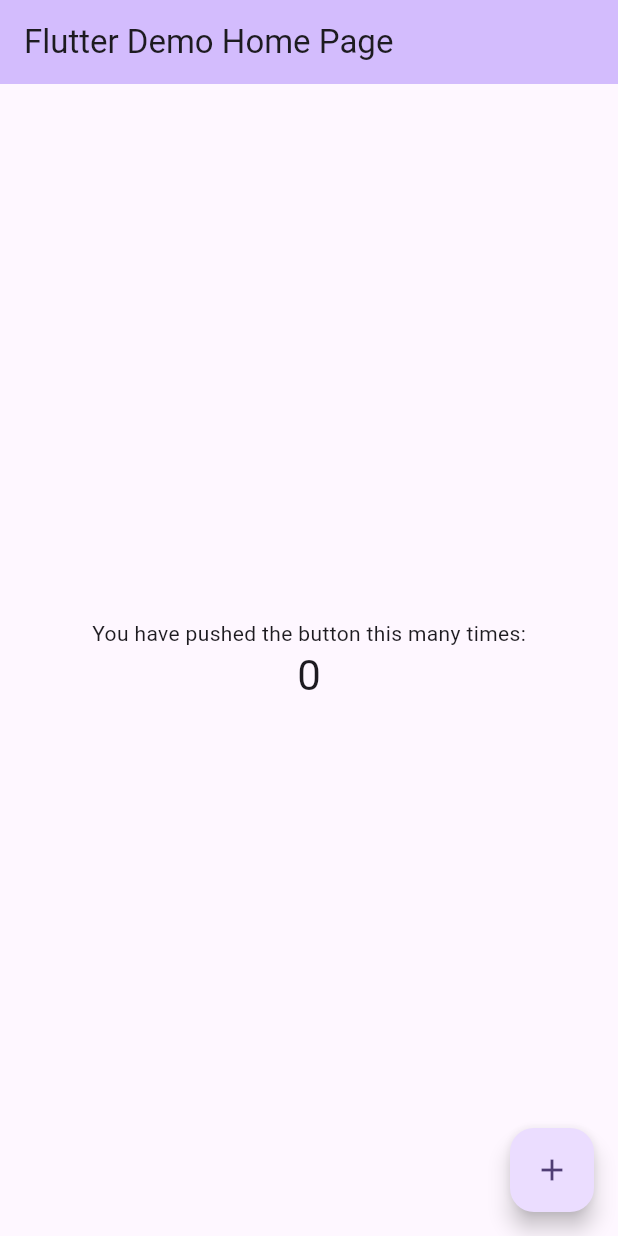
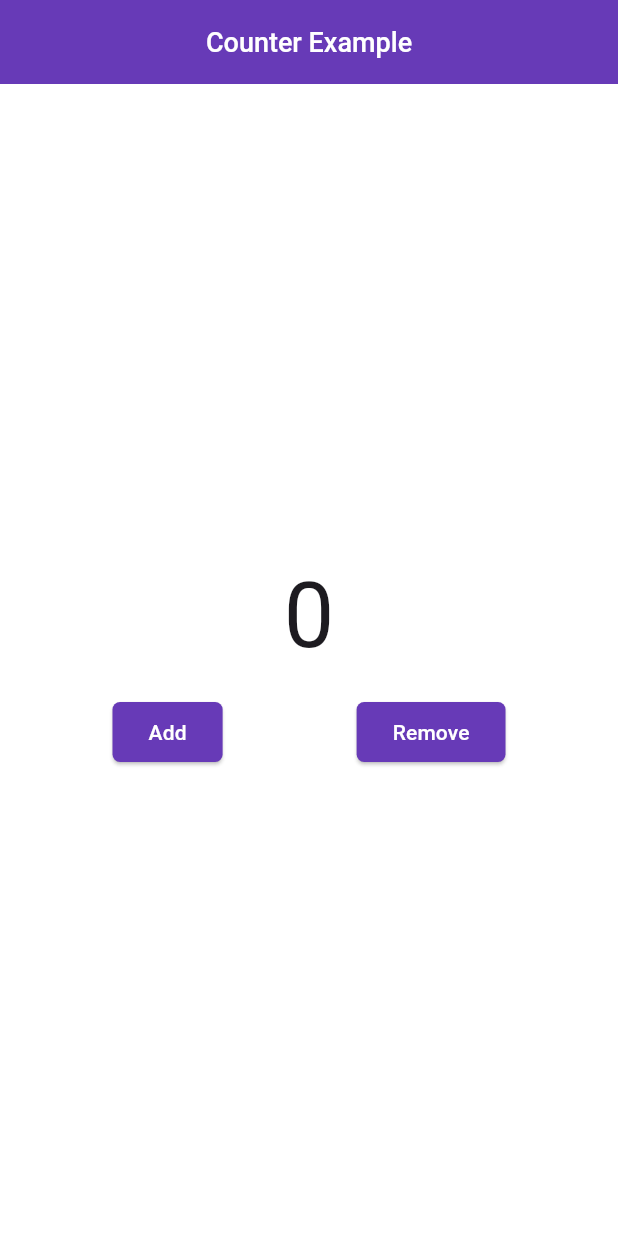
Before and after one commit to haris-afaq/Bloc_State_Management_Practice, a Flutter app: the screen it shows after launch, on a phone screen of 412 x 824 dp. Run offline on Flutter 3.47's test engine with Material 3 defaults, Android fonts, the light colour scheme and no system bars; our stand-ins replace bloc, equatable, flutter_bloc.

Commit message:
"Counter Example"

```diff
--- /dev/null
+++ b/lib/bloc/counter/counter_bloc.dart
@@ -0,0 +1,26 @@
+import 'package:bloc/bloc.dart';
+import 'package:block_practices/bloc/counter/counter_events.dart';
+import 'package:block_practices/bloc/counter/counter_states.dart';
+
+class CounterBloc extends Bloc<CounterEvents, CounterStates> {
+  //Constructor of COunterBloc
+  CounterBloc() : super(CounterStates()) {
+    on<IncreamentCounter>(_increamentCounter);
+    on<DecreamentCounter>(_decreamentCounter);
+  }
+
+  void _increamentCounter(
+    IncreamentCounter event,
+    Emitter<CounterStates> emit,
+  ) {
+    //Emit work as a setState
+    emit(state.copyWith(counter: state.counter + 1));
+  }
+
+  void _decreamentCounter(
+    DecreamentCounter event,
+    Emitter<CounterStates> emit,
+  ) {
+    emit(state.copyWith(counter: state.counter - 1));
+  }
+}
--- /dev/null
+++ b/lib/bloc/counter/counter_events.dart
@@ -0,0 +1,16 @@
+import 'package:equatable/equatable.dart';
+
+abstract class CounterEvents extends Equatable {
+  //Constructor of CcunterEvents
+  const CounterEvents();
+
+  // Override method
+  @override
+  List<Object> get props => [];
+}
+
+// Events of CounterEvents class
+
+class IncreamentCounter extends CounterEvents {}
+
+class DecreamentCounter extends CounterEvents {}
--- /dev/null
+++ b/lib/bloc/counter/counter_states.dart
@@ -0,0 +1,20 @@
+import 'package:equatable/equatable.dart';
+
+class CounterStates extends Equatable {
+  final int counter;
+
+  const CounterStates({
+    //Initially the value of counter will be 0
+    this.counter = 0,
+  });
+
+  // copy with method ju keh new instance create karega
+
+  CounterStates copyWith({int? counter}) {
+    return CounterStates(counter: counter ?? this.counter);
+  }
+
+  //Override method and pass all the variables of the class to list of object
+  @override
+  List<Object> get props => [counter];
+}
--- a/lib/main.dart
+++ b/lib/main.dart
@@ -1,4 +1,7 @@
+import 'package:block_practices/bloc/counter/counter_bloc.dart';
+import 'package:block_practices/view/counter_app_screen.dart';
 import 'package:flutter/material.dart';
+import 'package:flutter_bloc/flutter_bloc.dart';
 
 void main() {
   runApp(const MyApp());
@@ -7,116 +10,18 @@ void main() {
 class MyApp extends StatelessWidget {
   const MyApp({super.key});
 
-  // This widget is the root of your application.
   @override
   Widget build(BuildContext context) {
-    return MaterialApp(
-      title: 'Flutter Demo',
-      theme: ThemeData(
-        // This is the theme of your application.
-        //
-        // TRY THIS: Try running your application with "flutter run". You'll see
-        // the application has a purple toolbar. Then, without quitting the app,
-        // try changing the seedColor in the colorScheme below to Colors.green
-        // and then invoke "hot reload" (save your changes or press the "hot
-        // reload" button in a Flutter-supported IDE, or press "r" if you used
-        // the command line to start the app).
-        //
-        // Notice that the counter didn't reset back to zero; the application
-        // state is not lost during the reload. To reset the state, use hot
-        // restart instead.
-        //
-        // This works for code too, not just values: Most code changes can be
-        // tested with just a hot reload.
-        colorScheme: ColorScheme.fromSeed(seedColor: Colors.deepPurple),
+    return BlocProvider(
+      create: (context) => CounterBloc(),
+      child: MaterialApp(
+        title: 'Flutter Bloc State Management',
+        theme: ThemeData(
+          colorScheme: ColorScheme.fromSeed(seedColor: Colors.deepPurple),
+        ),
+        home: const CounterAppScreen(),
+        debugShowCheckedModeBanner: false,
       ),
-      home: const MyHomePage(title: 'Flutter Demo Home Page'),
     );
   }
 }
-
-class MyHomePage extends StatefulWidget {
-  const MyHomePage({super.key, required this.title});
-
-  // This widget is the home page of your application. It is stateful, meaning
-  // that it has a State object (defined below) that contains fields that affect
-  // how it looks.
-
-  // This class is the configuration for the state. It holds the values (in this
-  // case the title) provided by the parent (in this case the App widget) and
-  // used by the build method of the State. Fields in a Widget subclass are
-  // always marked "final".
-
-  final String title;
-
-  @override
-  State<MyHomePage> createState() => _MyHomePageState();
-}
-
-class _MyHomePageState extends State<MyHomePage> {
-  int _counter = 0;
-
-  void _incrementCounter() {
-    setState(() {
-      // This call to setState tells the Flutter framework that something has
-      // changed in this State, which causes it to rerun the build method below
-      // so that the display can reflect the updated values. If we changed
-      // _counter without calling setState(), then the build method would not be
-      // called again, and so nothing would appear to happen.
-      _counter++;
-    });
-  }
-
-  @override
-  Widget build(BuildContext context) {
-    // This method is rerun every time setState is called, for instance as done
-    // by the _incrementCounter method above.
-    //
-    // The Flutter framework has been optimized to make rerunning build methods
-    // fast, so that you can just rebuild anything that needs updating rather
-    // than having to individually change instances of widgets.
-    return Scaffold(
-      appBar: AppBar(
-        // TRY THIS: Try changing the color here to a specific color (to
-        // Colors.amber, perhaps?) and trigger a hot reload to see the AppBar
-        // change color while the other colors stay the same.
-        backgroundColor: Theme.of(context).colorScheme.inversePrimary,
-        // Here we take the value from the MyHomePage object that was created by
-        // the App.build method, and use it to set our appbar title.
-        title: Text(widget.title),
-      ),
-      body: Center(
-        // Center is a layout widget. It takes a single child and positions it
-        // in the middle of the parent.
-        child: Column(
-          // Column is also a layout widget. It takes a list of children and
-          // arranges them vertically. By default, it sizes itself to fit its
-          // children horizontally, and tries to be as tall as its parent.
-          //
-          // Column has various properties to control how it sizes itself and
-          // how it positions its children. Here we use mainAxisAlignment to
-          // center the children vertically; the main axis here is the vertical
-          // axis because Columns are vertical (the cross axis would be
-          // horizontal).
-          //
-          // TRY THIS: Invoke "debug painting" (choose the "Toggle Debug Paint"
-          // action in the IDE, or press "p" in the console), to see the
-          // wireframe for each widget.
-          mainAxisAlignment: MainAxisAlignment.center,
-          children: <Widget>[
-            const Text('You have pushed the button this many times:'),
-            Text(
-              '$_counter',
-              style: Theme.of(context).textTheme.headlineMedium,
-            ),
-          ],
-        ),
-      ),
-      floatingActionButton: FloatingActionButton(
-        onPressed: _incrementCounter,
-        tooltip: 'Increment',
-        child: const Icon(Icons.add),
-      ), // This trailing comma makes auto-formatting nicer for build methods.
-    );
-  }
-}
--- /dev/null
+++ b/lib/view/counter_app_screen.dart
@@ -0,0 +1,86 @@
+import 'package:block_practices/bloc/counter/counter_bloc.dart';
+import 'package:block_practices/bloc/counter/counter_events.dart';
+import 'package:block_practices/bloc/counter/counter_states.dart';
+import 'package:flutter/material.dart';
+import 'package:flutter_bloc/flutter_bloc.dart';
+
+class CounterAppScreen extends StatefulWidget {
+  const CounterAppScreen({super.key});
+
+  @override
+  State<CounterAppScreen> createState() => _CounterAppScreenState();
+}
+
+class _CounterAppScreenState extends State<CounterAppScreen> {
+  @override
+  Widget build(BuildContext context) {
+    return Scaffold(
+      backgroundColor: Colors.white,
+      appBar: AppBar(
+        backgroundColor: Colors.deepPurple,
+        centerTitle: true,
+        title: Text(
+          "Counter Example",
+          style: TextStyle(
+            color: Colors.white,
+            fontSize: 18,
+            fontWeight: FontWeight.w500,
+          ),
+        ),
+      ),
+
+      body: Column(
+        mainAxisAlignment: MainAxisAlignment.center,
+        crossAxisAlignment: CrossAxisAlignment.center,
+        children: [
+          BlocBuilder<CounterBloc, CounterStates>(
+            builder: (context, state) {
+              return Center(
+                child: Text(
+                  state.counter.toString(),
+                  style: TextStyle(fontSize: 60),
+                ),
+              );
+            },
+          ),
+
+          SizedBox(height: 10),
+          Padding(
+            padding: const EdgeInsets.symmetric(horizontal: 75),
+            child: Row(
+              mainAxisAlignment: MainAxisAlignment.spaceBetween,
+              crossAxisAlignment: CrossAxisAlignment.center,
+              children: [
+                ElevatedButton(
+                  onPressed: () {
+                    //Increamenting the Number
+                    context.read<CounterBloc>().add(IncreamentCounter());
+                  },
+                  style: ElevatedButton.styleFrom(
+                    backgroundColor: Colors.deepPurple,
+                    shape: RoundedRectangleBorder(
+                      borderRadius: BorderRadiusGeometry.circular(5),
+                    ),
+                  ),
+                  child: Text("Add", style: TextStyle(color: Colors.white)),
+                ),
+                ElevatedButton(
+                  onPressed: () {
+                    context.read<CounterBloc>().add(DecreamentCounter());
+                  },
+                  style: ElevatedButton.styleFrom(
+                    backgroundColor: Colors.deepPurple,
+                    shape: RoundedRectangleBorder(
+                      borderRadius: BorderRadiusGeometry.circular(5),
+                    ),
+                  ),
+                  child: Text("Remove", style: TextStyle(color: Colors.white)),
+                ),
+              ],
+            ),
+          ),
+        ],
+      ),
+    );
+  }
+}
--- a/pubspec.yaml
+++ b/pubspec.yaml
@@ -34,6 +34,9 @@ dependencies:
   # The following adds the Cupertino Icons font to your application.
   # Use with the CupertinoIcons class for iOS style icons.
   cupertino_icons: ^1.0.8
+  bloc: ^9.1.0
+  flutter_bloc: ^9.1.1
+  equatable: ^2.0.7
 
 dev_dependencies:
   flutter_test:
```
Also changed, not shown: pubspec.lock.
